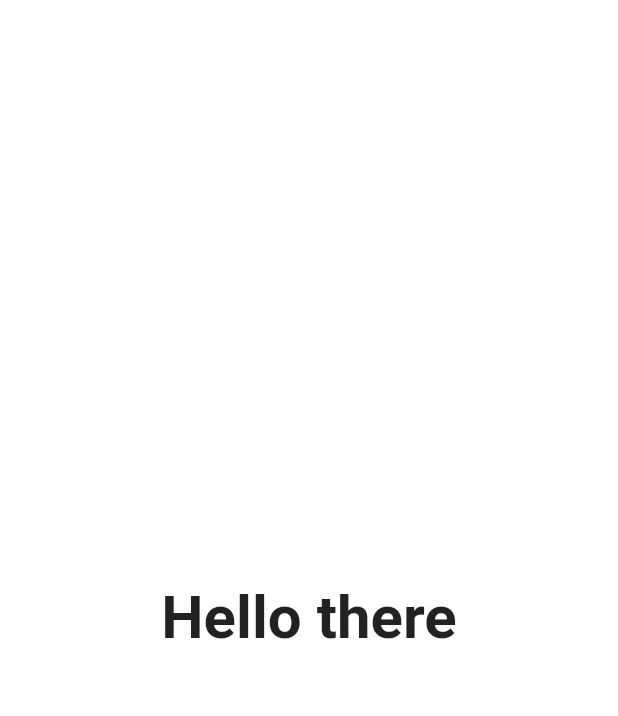
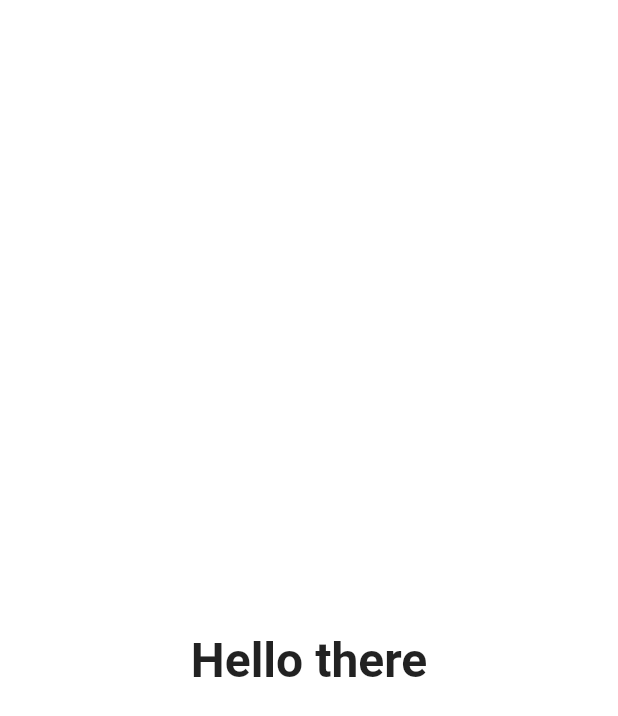
Before and after one commit to MingSern/rainbow, a Flutter app: the screen it shows after launch, on a phone screen of 412 x 824 dp. Shown: the top 716 px of the screen. Run offline on Flutter 3.47's test engine with Material 2 defaults, Android fonts, the phone set to English and light mode, and no system bars.

Commit message:
master : Refactor home page

````diff
--- a/lib/pages/home_page.dart
+++ b/lib/pages/home_page.dart
@@ -1,6 +1,7 @@
 import 'package:flutter/material.dart';
 import 'package:flutter/services.dart';
 import 'package:rainbow/utils/color_util.dart';
+import 'package:rainbow/utils/theme_util.dart';
 import 'package:rainbow/widgets/header_text.dart';
 
 /// The first page where users are going to see
@@ -13,14 +14,11 @@ class HomePage extends StatefulWidget {
 }
 
 class _HomePageState extends State<HomePage> {
-  final _colorUtil = ColorUtil();
   Color _backgroundColor = Colors.white;
-  bool _isBright = true;
 
   void _onTap() {
     HapticFeedback.mediumImpact();
-    _backgroundColor = _colorUtil.generate();
-    _isBright = _colorUtil.checkBrightness(_backgroundColor);
+    _backgroundColor = ColorUtil.generate();
     setState(() => {});
   }
 
@@ -28,18 +26,12 @@ class _HomePageState extends State<HomePage> {
   Widget build(BuildContext context) {
     return GestureDetector(
       onTap: _onTap,
-      child: AnnotatedRegion<SystemUiOverlayStyle>(
-        value:
-            _isBright ? SystemUiOverlayStyle.dark : SystemUiOverlayStyle.light,
-        child: Theme(
-          data: ThemeData(
-            scaffoldBackgroundColor: _backgroundColor,
-            brightness: _isBright ? Brightness.light : Brightness.dark,
-          ),
-          child: const Scaffold(
-            body: Center(
-              child: HeaderText("Hello there"),
-            ),
+      child: Theme(
+        data: ThemeUtil.adaptBrightness(_backgroundColor),
+        child: Scaffold(
+          appBar: AppBar(),
+          body: const Center(
+            child: HeaderText("Hello there"),
           ),
         ),
       ),
--- a/lib/utils/color_util.dart
+++ b/lib/utils/color_util.dart
@@ -2,16 +2,18 @@ import 'dart:math';
 
 import 'package:flutter/material.dart';
 
-/// A class that helps generating color and determine the brighness of the color
+/// A utility class that helps developer with colors
 class ColorUtil {
-  final _random = Random();
+  static final _random = Random();
+
+  const ColorUtil._();
 
   /// Generates a random color. e.g:
   /// ```dart
   /// final colorUtil = new ColorUtil();
   /// final color = colorUtil.generate();
   /// ```
-  Color generate() {
+  static Color generate() {
     final value = _random.nextDouble();
     final hexCode = (value * 0xFFFFFF).toInt();
 
@@ -24,10 +26,10 @@ class ColorUtil {
   /// final isBright = colorUtil.checkBrightness(Color.white);
   /// // returns true
   /// ```
-  bool checkBrightness(Color color) {
+  static bool checkBrightness(Color color) {
     const brightnessThreshold = 0.5;
-    final isbrighter = color.computeLuminance() > brightnessThreshold;
+    final isBrighter = color.computeLuminance() > brightnessThreshold;
 
-    return isbrighter;
+    return isBrighter;
   }
 }
--- /dev/null
+++ b/lib/utils/theme_util.dart
@@ -0,0 +1,45 @@
+import 'package:flutter/material.dart';
+import 'package:flutter/services.dart';
+import 'package:rainbow/utils/color_util.dart';
+
+/// A utility class that helps developer with themes
+class ThemeUtil {
+  const ThemeUtil._();
+
+  /// An adaptable theme function that determine the brightness/color of the app
+  static ThemeData adaptBrightness(Color color) {
+    final isBrightColor = ColorUtil.checkBrightness(color);
+
+    if (isBrightColor) {
+      return ThemeData(
+        brightness: Brightness.light,
+        scaffoldBackgroundColor: color,
+        appBarTheme: AppBarTheme(
+          elevation: 0,
+          backgroundColor: color,
+          systemOverlayStyle: SystemUiOverlayStyle(
+            statusBarIconBrightness: Brightness.dark,
+            statusBarBrightness: Brightness.light,
+            systemNavigationBarIconBrightness: Brightness.dark,
+            systemNavigationBarColor: color,
+          ),
+        ),
+      );
+    }
+
+    return ThemeData(
+      brightness: Brightness.dark,
+      scaffoldBackgroundColor: color,
+      appBarTheme: AppBarTheme(
+        elevation: 0,
+        backgroundColor: color,
+        systemOverlayStyle: SystemUiOverlayStyle(
+          statusBarIconBrightness: Brightness.light,
+          statusBarBrightness: Brightness.dark,
+          systemNavigationBarIconBrightness: Brightness.light,
+          systemNavigationBarColor: color,
+        ),
+      ),
+    );
+  }
+}
--- a/lib/widgets/header_text.dart
+++ b/lib/widgets/header_text.dart
@@ -14,7 +14,7 @@ class HeaderText extends StatelessWidget {
       text,
       style: const TextStyle(
         fontWeight: FontWeight.bold,
-        fontSize: 40,
+        fontSize: 32,
       ),
     );
   }
````
Also changed, not shown: 1 other file.
